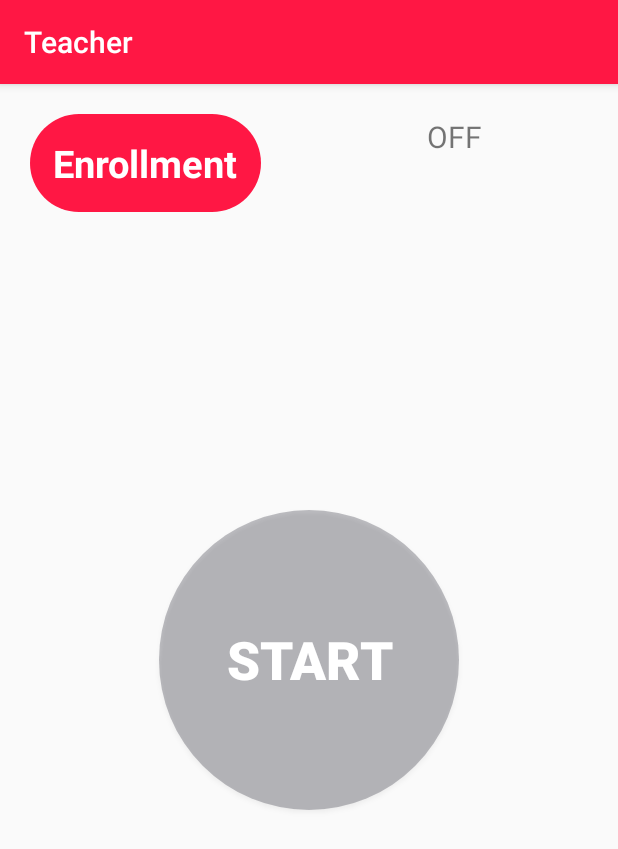
After one commit to Saifulislam65/SPL-II-Teacher, an Android app: the ActivityCourseEnrollmentMode screen opened directly, with no data from a screen before it, on a phone screen of 412 x 824 dp. The commit adds this screen. Shown: the top 849 px of the screen. Run offline under Robolectric (Android 15) with nearby library versions, the phone set to English and light mode, and no system bars; our stand-ins replace Firebase (no records; nobody signed in at launch, a user with empty details on screens opened directly).

Commit message:
Teacher Course Enrollmant Permission
Teacher can restrict student from enrollment in his course.

```diff
--- a/app/src/main/AndroidManifest.xml
+++ b/app/src/main/AndroidManifest.xml
@@ -9,7 +9,8 @@
         android:roundIcon="@mipmap/ic_launcher_round"
         android:supportsRtl="true"
         android:theme="@style/AppTheme">
-        <activity android:name=".ActivityAttendanceSheet"></activity>
+        <activity android:name=".ActivityCourseEnrollmentMode"></activity>
+        <activity android:name=".ActivityAttendanceSheet" />
         <activity android:name=".ActivityTeacherInfo" />
         <activity android:name=".ActivityStartDeviceEnrollment" />
         <activity android:name=".ActivityManualAttendance" />
--- /dev/null
+++ b/app/src/main/java/com/ban/teacher/ActivityCourseEnrollmentMode.java
@@ -0,0 +1,87 @@
+package com.ban.teacher;
+
+import android.support.annotation.NonNull;
+import android.support.v7.app.AppCompatActivity;
+import android.os.Bundle;
+import android.view.View;
+import android.widget.Button;
+import android.widget.TextView;
+import android.widget.Toast;
+
+import com.google.firebase.database.DataSnapshot;
+import com.google.firebase.database.DatabaseError;
+import com.google.firebase.database.DatabaseReference;
+import com.google.firebase.database.FirebaseDatabase;
+import com.google.firebase.database.ValueEventListener;
+
+public class ActivityCourseEnrollmentMode extends AppCompatActivity {
+    private TextView enrollMode;
+    private Button activate;
+    private String mode = "0";
+    private DbHandlerCourseEnrollment dbHandlerCourseEnrollment;
+    private DatabaseReference enrollmentMode;
+
+    @Override
+    protected void onCreate(Bundle savedInstanceState) {
+        super.onCreate(savedInstanceState);
+        setContentView(R.layout.activity_course_enrollment_mode);
+        enrollMode = findViewById(R.id.course_enrollment_status);
+        activate = findViewById(R.id.enroll_activate_button);
+
+        activate.setOnClickListener(new View.OnClickListener() {
+            @Override
+            public void onClick(View v) {
+                enrollmentMode = FirebaseDatabase.getInstance().getReference("Course/" + ActivityInsideCourse.courseCodeForQrGenerator + "/a5_courseEnrollmentMode");
+                enrollmentMode.addValueEventListener(new ValueEventListener() {
+                    @Override
+                    public void onDataChange(@NonNull DataSnapshot dataSnapshot) {
+                        try {
+                            mode = dataSnapshot.getValue(String.class);
+                            System.out.println("Inside mode: " + mode);
+                        } catch (Exception e) {
+                            mode = "Not Given";
+                        }
+                    }
+
+                    @Override
+                    public void onCancelled(@NonNull DatabaseError databaseError) {
+                        mode = "Wait";
+                    }
+                });
+                if (mode == "1") {
+                    activate.setBackgroundResource(R.drawable.round_background_ash);
+                    activate.setText("START");
+                    enrollmentMode.setValue("0");
+                    enrollMode.setText("OFF");
+                } else if (mode == "0") {
+                    activate.setBackgroundResource(R.drawable.round_background);
+                    activate.setText("STOP");
+                    enrollmentMode.setValue("1");
+                    enrollMode.setText("ON");
+                } else {
+                    System.out.println("Enrollment status update error");
+                    Toast.makeText(getApplicationContext(), "Can not connect to db", Toast.LENGTH_LONG).show();
+                }
+
+            }
+        });
+
+    }
+
+
+    @Override
+    protected void onStart(){
+        super.onStart();
+        System.out.println("ON START");
+        activate.setBackgroundResource(R.drawable.round_background_ash);
+        activate.setText("START");
+        enrollMode.setText("OFF");
+    }
+
+    @Override
+    protected void onPause() {
+        super.onPause();
+        enrollmentMode = FirebaseDatabase.getInstance().getReference("Course/" + ActivityInsideCourse.courseCodeForQrGenerator + "/a5_courseEnrollmentMode");
+        enrollmentMode.setValue("0");
+    }
+}
--- a/app/src/main/java/com/ban/teacher/FragmentCreateCourse.java
+++ b/app/src/main/java/com/ban/teacher/FragmentCreateCourse.java
@@ -71,11 +71,7 @@ public class FragmentCreateCourse extends Fragment {
                 courseCode.getText().toString(),
                 courseClass.getText().toString(),
                 "Teacher ID",
-                "Student List",
-                "Assign Task",
-                "Attendance Sheet",
-                "mark",
-                "resource"
+                "0"
         );
         databaseReference.child(key).setValue(createCourse);
 
--- /dev/null
+++ b/app/src/main/res/layout/activity_course_enrollment_mode.xml
@@ -0,0 +1,52 @@
+<?xml version="1.0" encoding="utf-8"?>
+<RelativeLayout xmlns:android="http://schemas.android.com/apk/res/android"
+    xmlns:app="http://schemas.android.com/apk/res-auto"
+    xmlns:tools="http://schemas.android.com/tools"
+    android:layout_width="match_parent"
+    android:layout_height="match_parent"
+    tools:context=".ActivityCourseEnrollmentMode">
+    <Button
+        android:id="@+id/enroll_activate_button"
+        android:layout_width="wrap_content"
+        android:layout_height="wrap_content"
+        android:layout_centerVertical="true"
+        android:layout_centerHorizontal="true"
+        android:foreground="?android:attr/selectableItemBackground"
+        android:layout_margin="20dp"
+        android:layout_gravity="center"
+        android:background="@drawable/round_background_ash"
+        android:textColor="#FFFFFF"
+        android:textSize="35dp"
+        android:padding="15dp"
+        android:textStyle="bold"
+        android:text="Start"/>
+    <LinearLayout
+        android:layout_width="match_parent"
+        android:layout_height="wrap_content"
+        android:orientation="horizontal">
+        <TextView
+            android:layout_width="wrap_content"
+            android:layout_height="wrap_content"
+            android:layout_centerHorizontal="true"
+            android:foreground="?android:attr/selectableItemBackground"
+            android:layout_margin="20dp"
+            android:layout_gravity="center"
+            android:background="@drawable/curved_background"
+            android:textColor="#FFFFFF"
+            android:textSize="25dp"
+            android:padding="15dp"
+            android:textStyle="bold"
+            android:text="Enrollment"/>
+        <TextView
+            android:id="@+id/course_enrollment_status"
+            android:layout_width="match_parent"
+            android:layout_height="50dp"
+            android:layout_margin="10dp"
+            android:padding="10dp"
+            android:hint="Status"
+            android:gravity="center"
+            android:layout_marginTop="8dp"
+            android:textSize="20dp"/>
+    </LinearLayout>
+
+</RelativeLayout>
--- a/app/src/main/res/layout/fragment_fragment_dashboard.xml
+++ b/app/src/main/res/layout/fragment_fragment_dashboard.xml
@@ -146,7 +146,7 @@
            <android.support.v7.widget.CardView
                android:foreground="?android:attr/selectableItemBackground"
                android:clickable="true"
-               android:id="@+id/card_resource"
+               android:id="@+id/card_enrollment"
                android:layout_width="160dp"
                android:layout_height="190dp"
                android:layout_margin="10dp">
@@ -166,7 +166,7 @@
                        android:layout_height="wrap_content"
                        android:textStyle="bold"
                        android:layout_marginTop="10dp"
-                       android:text="Resource"/>
+                       android:text="Enrollment"/>
                    <View
                        android:layout_width="match_parent"
                        android:layout_height="1dp"
@@ -176,7 +176,7 @@
                        android:layout_width="wrap_content"
                        android:layout_height="wrap_content"
                        android:gravity="center"
-                       android:text="Share books, notes and any resource link to the students"
+                       android:text="Restrict student to enroll withing time."
                        android:padding="5dp"
                        android:textColor="@android:color/darker_gray"/>
 
```
Also changed, not shown: app/src/main/java/com/ban/teacher/AdapterCreateCourse.java (+7 -44 lines), app/src/main/java/com/ban/teacher/DbHandlerCourseEnrollment.java (added, +37 -0 lines), app/src/main/java/com/ban/teacher/FragmentDashboard.java (+10 -0 lines), 1 other file.
